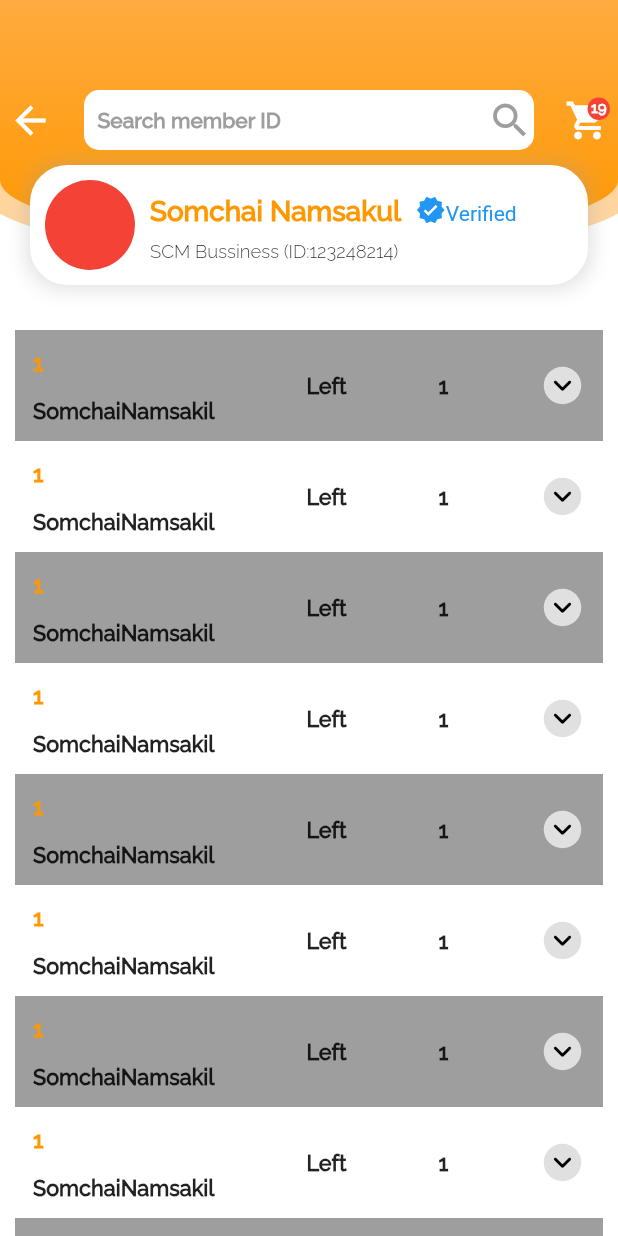
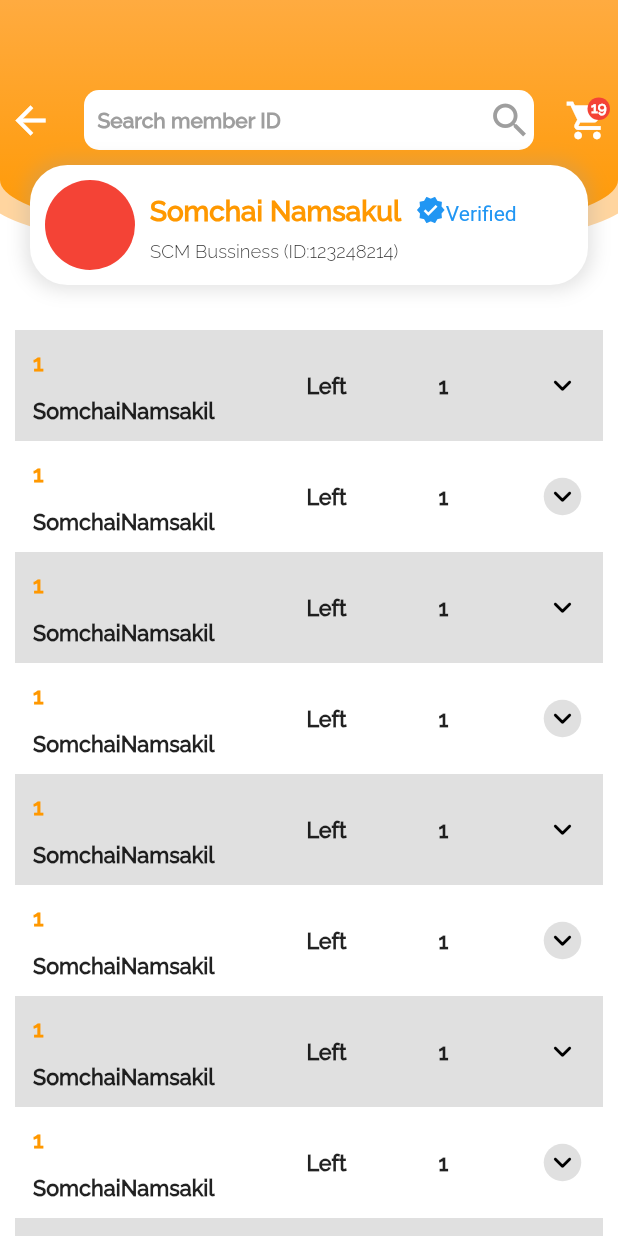
Before and after one commit to tinyboyX/flutter-temp, a Flutter app: the screen it shows after launch, on a phone screen of 412 x 824 dp. Run offline on Flutter 3.47's test engine with Material 2 defaults, Android fonts, the phone set to English and light mode, and no system bars; our stand-ins replace bloc, dio, equatable, firebase_analytics, firebase_core, firebase_crashlytics and 8 more; missing offline and left inert: firebase_analytics_web, firebase_core_web, shared_preferences_web; accounts and stored records are empty; generated files the repository leaves out were written again.

Commit message:
fix color WidgetItem

```diff
--- a/lib/presentation/organize_chart/ui/organize_chart_screen.dart
+++ b/lib/presentation/organize_chart/ui/organize_chart_screen.dart
@@ -48,7 +48,7 @@ class _OrganizeChartScreenState extends State<OrganizeChartScreen> {
                     children: List<Widget>.generate(_list.length, (index) {
                   return WidgetItem(
                     memberModel: _list[index],
-                    color: index % 2 == 0 ? Colors.grey : Colors.white,
+                    color: index % 2 == 0 ? Colors.grey.shade300 : Colors.white,
                   );
                 }))
               ],
```
